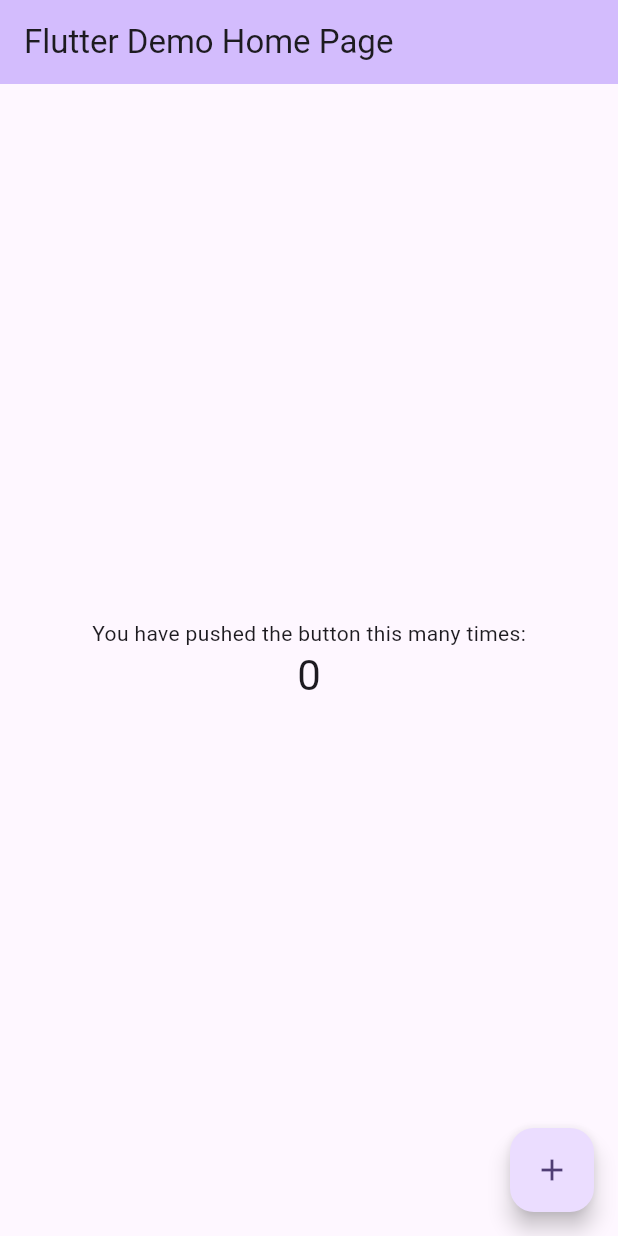
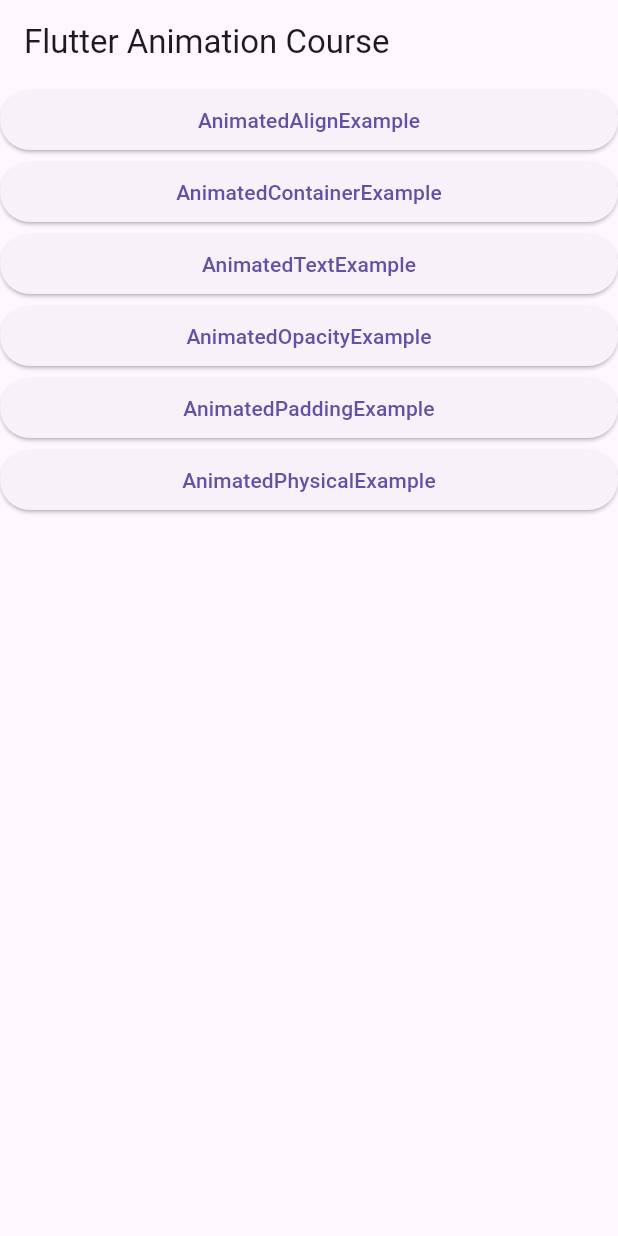
Before and after one commit to enere1/animation_practice, a Flutter app: the screen it shows after launch, on a phone screen of 412 x 824 dp. Run offline on Flutter 3.47's test engine with Material 3 defaults, Android fonts, the light colour scheme and no system bars.

Commit message:
implicitアニメーション

```diff
--- /dev/null
+++ b/lib/component/animated_physical_example.dart
@@ -0,0 +1,28 @@
+import 'package:flutter/material.dart';
+
+class AnimatedPhysicalExample extends StatefulWidget {
+  const AnimatedPhysicalExample({Key? key}) : super(key: key);
+
+  @override
+  State<AnimatedPhysicalExample> createState() =>
+      _AnimatedPhysicalExampleState();
+}
+
+class _AnimatedPhysicalExampleState extends State<AnimatedPhysicalExample> {
+  @override
+  Widget build(BuildContext context) {
+    return Scaffold(
+        appBar: AppBar(
+          title: const Text('AnimatedPaddingExample'),
+        ),
+        body: AnimatedPhysicalModel(shape: null,
+        elevation: null,
+        color: null,
+        shadowColor: null,
+        duration: null,
+        child: null,
+
+        )
+    );
+  }
+}
--- a/lib/main.dart
+++ b/lib/main.dart
@@ -1,4 +1,11 @@
+import 'package:animation_practice_udemy/component/animated_container_example.dart';
+import 'package:animation_practice_udemy/component/animated_opacity_example.dart';
+import 'package:animation_practice_udemy/component/animated_padding_example.dart';
+import 'package:animation_practice_udemy/component/animated_physical_example.dart';
+import 'package:animation_practice_udemy/component/animated_text_example.dart';
 import 'package:flutter/material.dart';
+
+import 'component/animated_align_example.dart';
 
 void main() {
   runApp(const MyApp());
@@ -7,119 +14,85 @@
 class MyApp extends StatelessWidget {
   const MyApp({super.key});
 
-  // This widget is the root of your application.
   @override
   Widget build(BuildContext context) {
     return MaterialApp(
-      title: 'Flutter Demo',
+      title: 'Flutter Animation Course',
       theme: ThemeData(
-        // This is the theme of your application.
-        //
-        // TRY THIS: Try running your application with "flutter run". You'll see
-        // the application has a purple toolbar. Then, without quitting the app,
-        // try changing the seedColor in the colorScheme below to Colors.green
-        // and then invoke "hot reload" (save your changes or press the "hot
-        // reload" button in a Flutter-supported IDE, or press "r" if you used
-        // the command line to start the app).
-        //
-        // Notice that the counter didn't reset back to zero; the application
-        // state is not lost during the reload. To reset the state, use hot
-        // restart instead.
-        //
-        // This works for code too, not just values: Most code changes can be
-        // tested with just a hot reload.
-        colorScheme: ColorScheme.fromSeed(seedColor: Colors.deepPurple),
-        useMaterial3: true,
+        primarySwatch: Colors.blue,
       ),
-      home: const MyHomePage(title: 'Flutter Demo Home Page'),
+      home: const MyHomePage(),
     );
   }
 }
 
 class MyHomePage extends StatefulWidget {
-  const MyHomePage({super.key, required this.title});
-
-  // This widget is the home page of your application. It is stateful, meaning
-  // that it has a State object (defined below) that contains fields that affect
-  // how it looks.
-
-  // This class is the configuration for the state. It holds the values (in this
-  // case the title) provided by the parent (in this case the App widget) and
-  // used by the build method of the State. Fields in a Widget subclass are
-  // always marked "final".
-
-  final String title;
+  const MyHomePage({super.key});
 
   @override
   State<MyHomePage> createState() => _MyHomePageState();
 }
 
 class _MyHomePageState extends State<MyHomePage> {
-  int _counter = 0;
-
-  void _incrementCounter() {
-    setState(() {
-      // This call to setState tells the Flutter framework that something has
-      // changed in this State, which causes it to rerun the build method below
-      // so that the display can reflect the updated values. If we changed
-      // _counter without calling setState(), then the build method would not be
-      // called again, and so nothing would appear to happen.
-      _counter++;
-    });
-  }
-
   @override
   Widget build(BuildContext context) {
-    // This method is rerun every time setState is called, for instance as done
-    // by the _incrementCounter method above.
-    //
-    // The Flutter framework has been optimized to make rerunning build methods
-    // fast, so that you can just rebuild anything that needs updating rather
-    // than having to individually change instances of widgets.
     return Scaffold(
-      appBar: AppBar(
-        // TRY THIS: Try changing the color here to a specific color (to
-        // Colors.amber, perhaps?) and trigger a hot reload to see the AppBar
-        // change color while the other colors stay the same.
-        backgroundColor: Theme.of(context).colorScheme.inversePrimary,
-        // Here we take the value from the MyHomePage object that was created by
-        // the App.build method, and use it to set our appbar title.
-        title: Text(widget.title),
-      ),
-      body: Center(
-        // Center is a layout widget. It takes a single child and positions it
-        // in the middle of the parent.
-        child: Column(
-          // Column is also a layout widget. It takes a list of children and
-          // arranges them vertically. By default, it sizes itself to fit its
-          // children horizontally, and tries to be as tall as its parent.
-          //
-          // Column has various properties to control how it sizes itself and
-          // how it positions its children. Here we use mainAxisAlignment to
-          // center the children vertically; the main axis here is the vertical
-          // axis because Columns are vertical (the cross axis would be
-          // horizontal).
-          //
-          // TRY THIS: Invoke "debug painting" (choose the "Toggle Debug Paint"
-          // action in the IDE, or press "p" in the console), to see the
-          // wireframe for each widget.
-          mainAxisAlignment: MainAxisAlignment.center,
-          children: <Widget>[
-            const Text(
-              'You have pushed the button this many times:',
-            ),
-            Text(
-              '$_counter',
-              style: Theme.of(context).textTheme.headlineMedium,
-            ),
-          ],
+        appBar: AppBar(
+          title: const Text("Flutter Animation Course"),
         ),
-      ),
-      floatingActionButton: FloatingActionButton(
-        onPressed: _incrementCounter,
-        tooltip: 'Increment',
-        child: const Icon(Icons.add),
-      ), // This trailing comma makes auto-formatting nicer for build methods.
-    );
+        body: Center(
+            child: ListView(
+              physics: const BouncingScrollPhysics(),
+              children: [
+                ElevatedButton(
+                    onPressed: () {
+                      Navigator.push(
+                          context,
+                          MaterialPageRoute(
+                              builder: (context) => const AnimatedAlignExample()));
+                    },
+                    child: const Text("AnimatedAlignExample")),
+                ElevatedButton(
+                    onPressed: () {
+                      Navigator.push(
+                          context,
+                          MaterialPageRoute(
+                              builder: (context) => const AnimatedContainerExample()));
+                    },
+                    child: const Text("AnimatedContainerExample")),
+                ElevatedButton(
+                    onPressed: () {
+                      Navigator.push(
+                          context,
+                          MaterialPageRoute(
+                              builder: (context) => const AnimatedTextExample()));
+                    },
+                    child: const Text("AnimatedTextExample")),
+                ElevatedButton(
+                    onPressed: () {
+                      Navigator.push(
+                          context,
+                          MaterialPageRoute(
+                              builder: (context) => const AnimatedOpacityExample()));
+                    },
+                    child: const Text("AnimatedOpacityExample")),
+                ElevatedButton(
+                    onPressed: () {
+                      Navigator.push(
+                          context,
+                          MaterialPageRoute(
+                              builder: (context) => const AnimatedPaddingExample()));
+                    },
+                    child: const Text("AnimatedPaddingExample")),
+                ElevatedButton(
+                    onPressed: () {
+                      Navigator.push(
+                          context,
+                          MaterialPageRoute(
+                              builder: (context) => const AnimatedPhysicalExample()));
+                    },
+                    child: const Text("AnimatedPhysicalExample"))
+              ],
+            )));
   }
 }
```
Also changed, not shown: lib/component/animated_align_example.dart (added, +81 -0 lines), lib/component/animated_container_example.dart (added, +58 -0 lines), lib/component/animated_opacity_example.dart (added, +55 -0 lines), lib/component/animated_padding_example.dart (added, +50 -0 lines), lib/component/animated_text_example.dart (added, +60 -0 lines), pubspec.yaml (+5 -3 lines), assets/cheese.png (added), assets/dog.png (added), assets/jerry.png (added), assets/tom.png (added).
